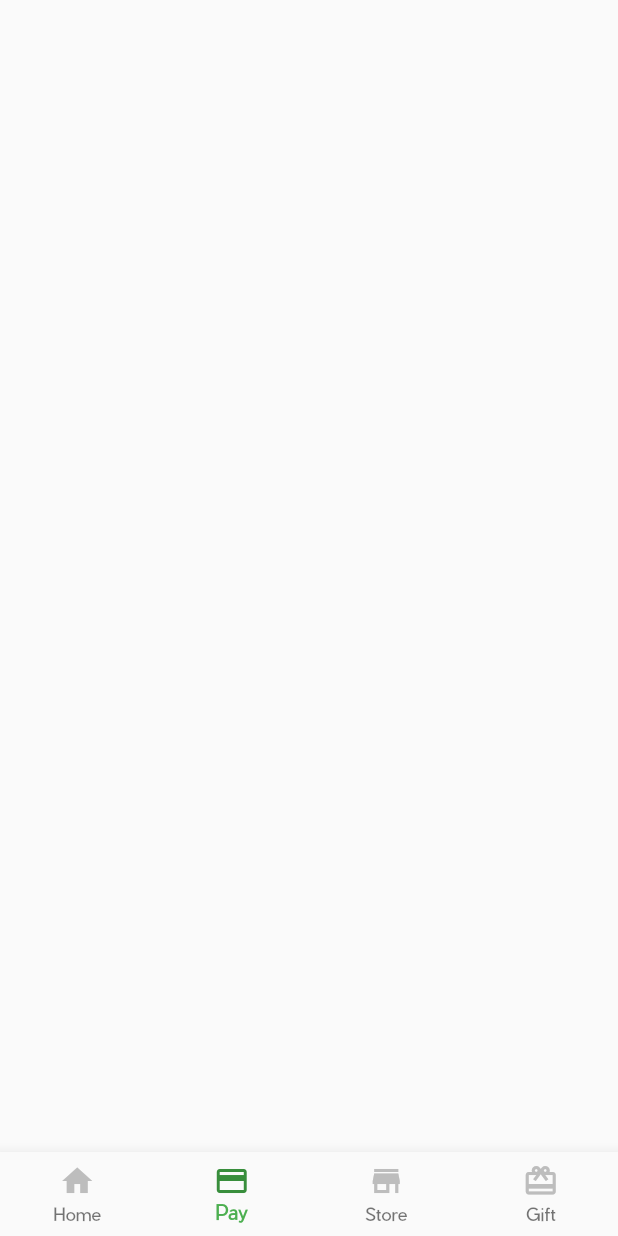
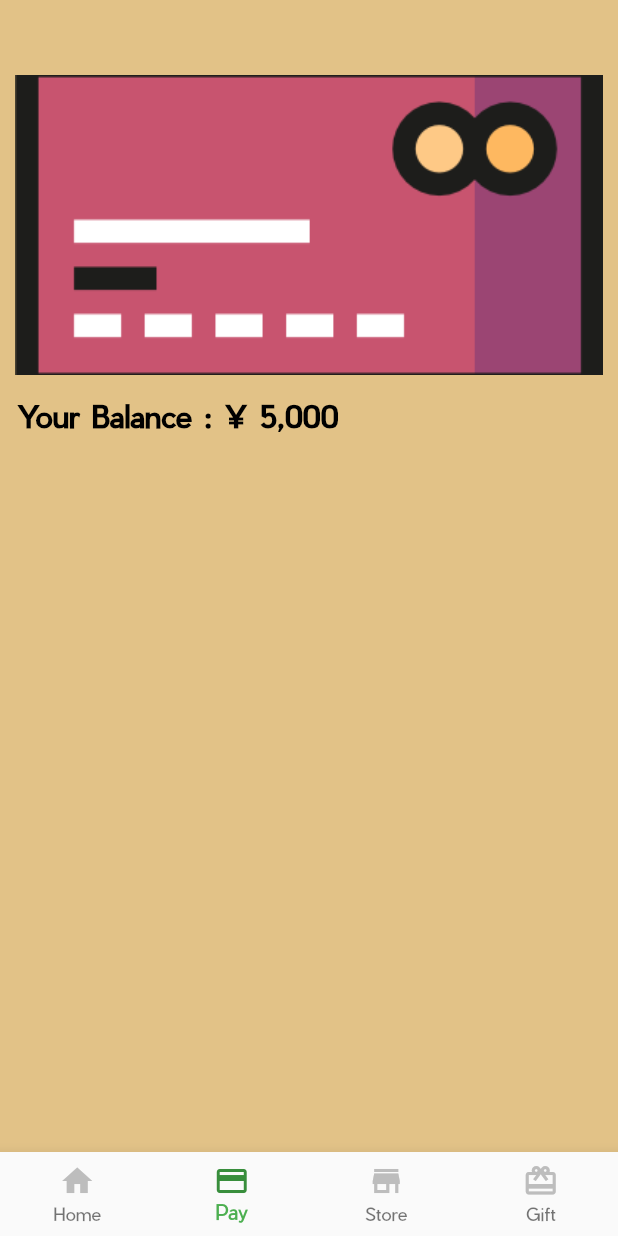
Before and after one commit to illukinati/flutter_ui_kit_starbuck, a Flutter app: the screen it shows after launch, item 2 of the bottom bar chosen, on a phone screen of 412 x 824 dp. Run offline on Flutter 3.47's test engine with Material 2 defaults, Android fonts, the phone set to English and light mode, and no system bars; network calls fail.

Commit message:
add pay screen

```diff
--- a/lib/screens/payScreen.dart
+++ b/lib/screens/payScreen.dart
@@ -8,6 +8,35 @@ class PayScreen extends StatefulWidget {
 class _PayScreenState extends State<PayScreen> {
   @override
   Widget build(BuildContext context) {
-    return new Scaffold();
+    return new Scaffold(
+      backgroundColor: Color(0xFFE2C287),
+      body: Container(
+        child: Column(
+          crossAxisAlignment: CrossAxisAlignment.stretch,
+          children: <Widget>[
+            Container(
+              margin: const EdgeInsets.fromLTRB(10.0, 50.0, 10.0, 10.0),
+              height: 200.0,
+              child: Image(
+                image: AssetImage("assets/images/credit.png"),
+                fit: BoxFit.cover,
+              ),
+            ),
+            Container(
+              margin: const EdgeInsets.fromLTRB(12.0, 5.0, 10.0, 0.0),
+              child: Text(
+                'Your Balance : ¥ 5,000',
+                style: TextStyle(
+                  color: Colors.black,
+                  fontFamily: 'Pier',
+                  fontSize: 20.0,
+                  fontWeight: FontWeight.bold
+                ),
+              ),
+            ),
+          ],
+        ),
+      ),
+    );
   }
 }
--- a/pubspec.yaml
+++ b/pubspec.yaml
@@ -33,6 +33,7 @@ flutter:
    - assets/images/ic_home.png
    - assets/images/ic_pay.png
    - assets/images/ic_stores.png
+   - assets/images/credit.png
    - assets/images/starbuck_1.jpg
    - assets/images/starbuck_2.jpg
    - assets/images/starbuck_3.jpg
```
Also changed, not shown: assets/images/credit.png (added).
